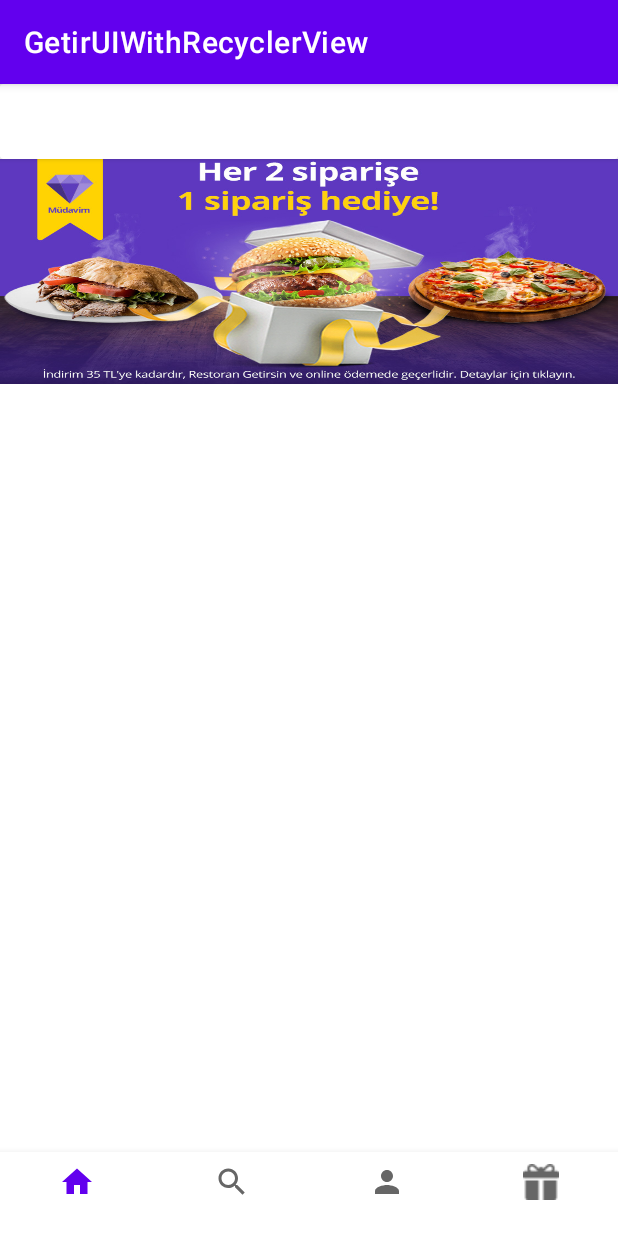
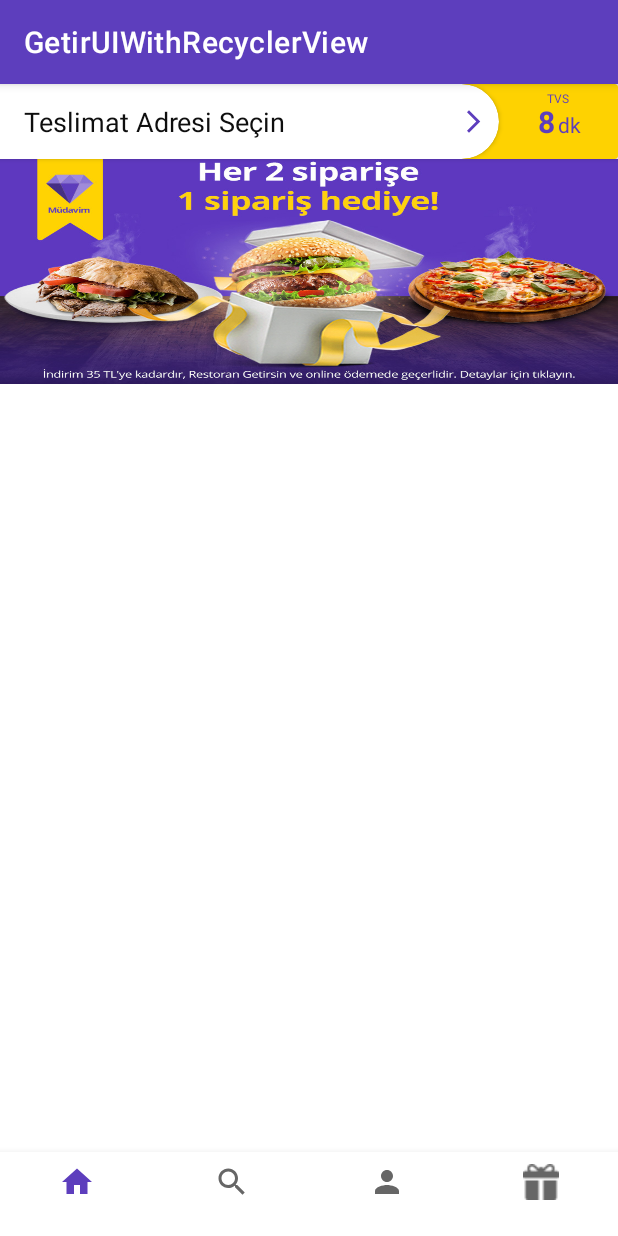
Before and after one commit to mehmetsaltan1/DevNotKotlinBootcamp-GetirUI-With-ReyclerView, an Android app: the screen it shows after launch (MainActivity), on a phone screen of 412 x 824 dp. Run offline under Robolectric (Android 15) with nearby library versions, the phone set to English and light mode, and no system bars.

Commit message:
delivery address and delivery time card add project

```diff
--- /dev/null
+++ b/app/src/main/res/drawable/ic_baseline_arrow_forward_ios_24.xml
@@ -0,0 +1,5 @@
+<vector android:autoMirrored="true" android:height="24dp"
+    android:tint="#5D3EBD" android:viewportHeight="24"
+    android:viewportWidth="24" android:width="24dp" xmlns:android="http://schemas.android.com/apk/res/android">
+    <path android:fillColor="@android:color/white" android:pathData="M6.23,20.23l1.77,1.77l10,-10l-10,-10l-1.77,1.77l8.23,8.23z"/>
+</vector>
--- a/app/src/main/res/layout/activity_main.xml
+++ b/app/src/main/res/layout/activity_main.xml
@@ -22,9 +22,100 @@
             android:id="@+id/cardView"
             android:layout_width="0dp"
             android:layout_height="50dp"
+            android:layout_marginStart="-30dp"
+            app:cardBackgroundColor="#FED201"
             app:layout_constraintEnd_toEndOf="parent"
             app:layout_constraintStart_toStartOf="parent"
-            app:layout_constraintTop_toTopOf="parent" />
+            app:layout_constraintTop_toTopOf="parent">
+
+                <androidx.constraintlayout.widget.ConstraintLayout
+                    android:layout_width="match_parent"
+                    android:layout_height="match_parent">
+
+                        <androidx.cardview.widget.CardView
+                            android:id="@+id/cardView3"
+                            android:layout_width="0dp"
+                            android:layout_height="50dp"
+                            android:layout_marginEnd="32dp"
+                            app:cardCornerRadius="30dp"
+                            app:cardElevation="2dp"
+                            app:cardMaxElevation="2dp"
+                            app:layout_constraintEnd_toStartOf="@+id/textView2"
+                            app:layout_constraintStart_toStartOf="parent"
+                            app:layout_constraintTop_toTopOf="parent" >
+
+                                <androidx.constraintlayout.widget.ConstraintLayout
+                                    android:layout_width="match_parent"
+                                    android:layout_height="match_parent">
+
+                                        <TextView
+                                            android:id="@+id/textView5"
+                                            android:layout_width="wrap_content"
+                                            android:layout_height="wrap_content"
+                                            android:layout_marginStart="45dp"
+                                            android:text="Teslimat Adresi Seçin"
+                                            android:textColor="#0E0E0E"
+                                            android:textSize="18sp"
+                                            app:layout_constraintBottom_toBottomOf="parent"
+                                            app:layout_constraintStart_toStartOf="parent"
+                                            app:layout_constraintTop_toTopOf="parent" />
+
+                                        <ImageView
+                                            android:id="@+id/imageView4"
+                                            android:layout_width="18dp"
+                                            android:layout_height="18dp"
+                                            android:layout_marginEnd="8dp"
+                                            app:layout_constraintBottom_toBottomOf="parent"
+                                            app:layout_constraintEnd_toEndOf="parent"
+                                            app:layout_constraintTop_toTopOf="parent"
+                                            app:srcCompat="@drawable/ic_baseline_arrow_forward_ios_24" />
+                                </androidx.constraintlayout.widget.ConstraintLayout>
+                        </androidx.cardview.widget.CardView>
+
+                        <TextView
+                            android:id="@+id/textView2"
+                            android:layout_width="wrap_content"
+                            android:layout_height="wrap_content"
+                            android:layout_marginTop="4dp"
+                            android:layout_marginEnd="32dp"
+                            android:text="TVS"
+                            android:textColor="@color/purple_500"
+                            android:textSize="8sp"
+                            app:layout_constraintBottom_toTopOf="@+id/textView4"
+                            app:layout_constraintEnd_toEndOf="parent"
+                            app:layout_constraintTop_toTopOf="parent"
+                            app:layout_constraintVertical_bias="0.0" />
+
+                        <TextView
+                            android:id="@+id/textView3"
+                            android:layout_width="wrap_content"
+                            android:layout_height="wrap_content"
+                            android:layout_marginEnd="16dp"
+                            android:text="8"
+                            android:textAlignment="viewStart"
+                            android:textColor="@color/purple_500"
+                            android:textSize="20sp"
+                            android:textStyle="bold"
+                            app:layout_constraintBottom_toBottomOf="parent"
+                            app:layout_constraintEnd_toEndOf="parent"
+                            app:layout_constraintHorizontal_bias="0.5"
+                            app:layout_constraintStart_toEndOf="@+id/cardView3"
+                            app:layout_constraintTop_toTopOf="parent" />
+
+                        <TextView
+                            android:id="@+id/textView4"
+                            android:layout_width="wrap_content"
+                            android:layout_height="wrap_content"
+                            android:layout_marginStart="2dp"
+                            android:layout_marginTop="4dp"
+                            android:text="dk"
+                            android:textColor="@color/purple_500"
+                            android:textSize="14sp"
+                            app:layout_constraintBottom_toBottomOf="parent"
+                            app:layout_constraintStart_toEndOf="@+id/textView3"
+                            app:layout_constraintTop_toTopOf="parent" />
+                </androidx.constraintlayout.widget.ConstraintLayout>
+        </androidx.cardview.widget.CardView>
 
         <ImageView
             android:id="@+id/imageView2"
--- a/app/src/main/res/values/colors.xml
+++ b/app/src/main/res/values/colors.xml
@@ -1,8 +1,8 @@
 <?xml version="1.0" encoding="utf-8"?>
 <resources>
     <color name="purple_200">#FFBB86FC</color>
-    <color name="purple_500">#FF6200EE</color>
-    <color name="purple_700">#FF3700B3</color>
+    <color name="purple_500">#5d3ebd</color>
+    <color name="purple_700">#5d3ebd</color>
     <color name="teal_200">#FF03DAC5</color>
     <color name="teal_700">#FF018786</color>
     <color name="black">#FF000000</color>
```
